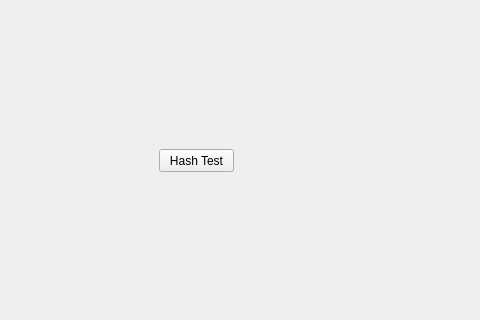
Old version of the form CaseSpaceDialog.ui in the repository steve9000gi/CompareCases; both pictures show x 0 to 480 and y 174 to 494 of the 973 by 674 pixel window.
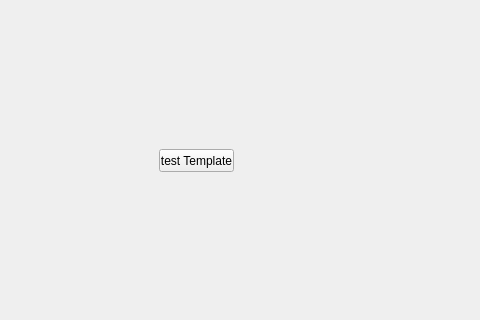
New version of the form.

```diff
--- a/CaseSpaceDialog.ui
+++ b/CaseSpaceDialog.ui
@@ -78,7 +78,7 @@
     </rect>
    </property>
    <property name="text">
-    <string>Hash Test</string>
+    <string>test Template</string>
    </property>
   </widget>
  </widget>
```
Left out of the diff: 2 changed lines with no effect on the pictures.
